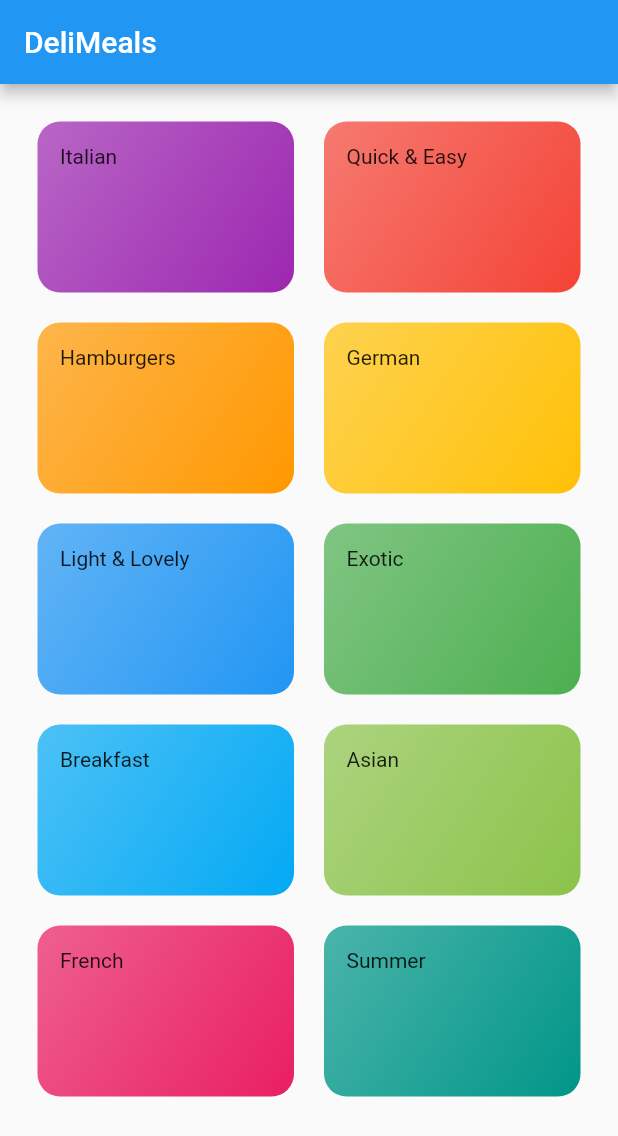
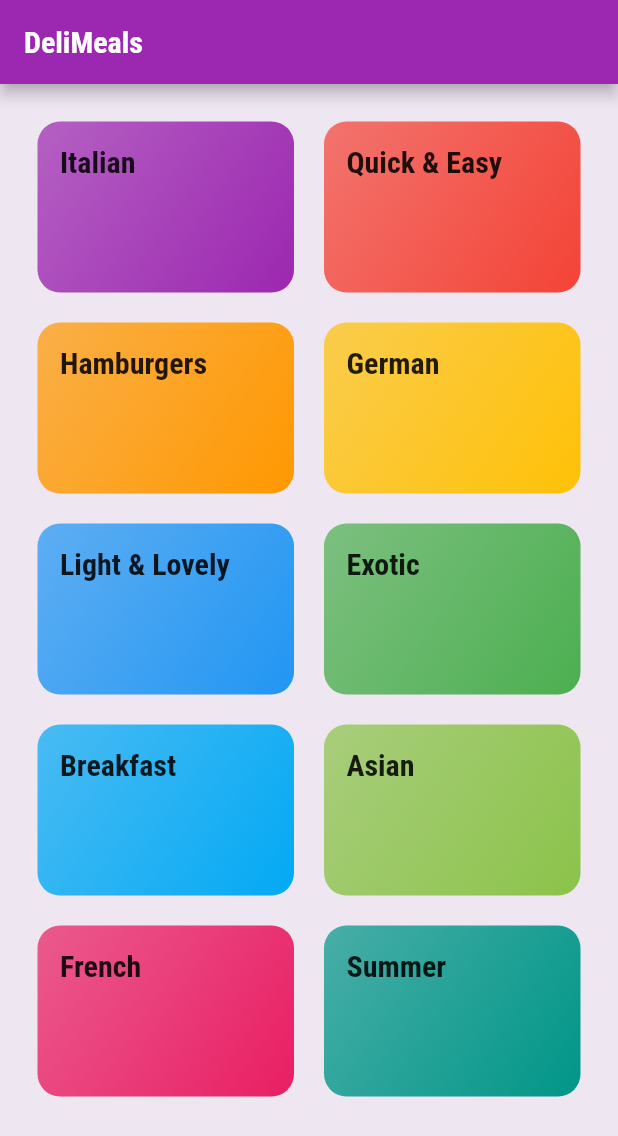
Before and after one commit to Alpha2Chris14/mealApp, a Flutter app: the screen it shows after launch, on a phone screen of 412 x 824 dp. Shown: the top 1136 px of the screen. Run offline on Flutter 3.47's test engine with Material 2 defaults, Android fonts, the phone set to English and light mode, and no system bars.

Commit message:
added theme and styling to app layout and screen

```diff
--- a/lib/category_item.dart
+++ b/lib/category_item.dart
@@ -23,7 +23,10 @@
             end: Alignment.bottomRight,
           ),
           borderRadius: BorderRadius.circular(15)),
-      child: Text(title),
+      child: Text(
+        title,
+        style: Theme.of(context).textTheme.titleLarge,
+      ),
     );
   }
 }
--- a/lib/main.dart
+++ b/lib/main.dart
@@ -14,9 +14,25 @@
     return MaterialApp(
       title: 'Flutter Demo',
       theme: ThemeData(
-        primarySwatch: Colors.blue,
+        textTheme: ThemeData.light().textTheme.copyWith(
+              bodyLarge: const TextStyle(
+                color: Color.fromRGBO(20, 51, 51, 1),
+              ),
+              bodyMedium: const TextStyle(
+                color: Color.fromRGBO(20, 51, 51, 1),
+              ),
+              titleLarge: const TextStyle(
+                fontSize: 20,
+                fontFamily: 'RobotoCondensed',
+                fontWeight: FontWeight.bold,
+              ),
+            ),
+        colorScheme: ColorScheme.fromSwatch(primarySwatch: Colors.purple)
+            .copyWith(secondary: Colors.amber),
+        canvasColor: const Color.fromARGB(255, 238, 230, 240),
+        fontFamily: 'Raleway',
       ),
-      home: CategoriesScreen(),
+      home: const CategoriesScreen(),
     );
   }
 }
```
Also changed, not shown: pubspec.yaml (+18 -6 lines), assets/fonts/Raleway-Black.ttf (added), assets/fonts/Raleway-Bold.ttf (added), assets/fonts/Raleway-Regular.ttf (added), assets/fonts/RobotoCondensed-Bold.ttf (added), assets/fonts/RobotoCondensed-Italic.ttf (added), assets/fonts/RobotoCondensed-Light.ttf (added), assets/fonts/RobotoCondensed-Regular.ttf (added).
